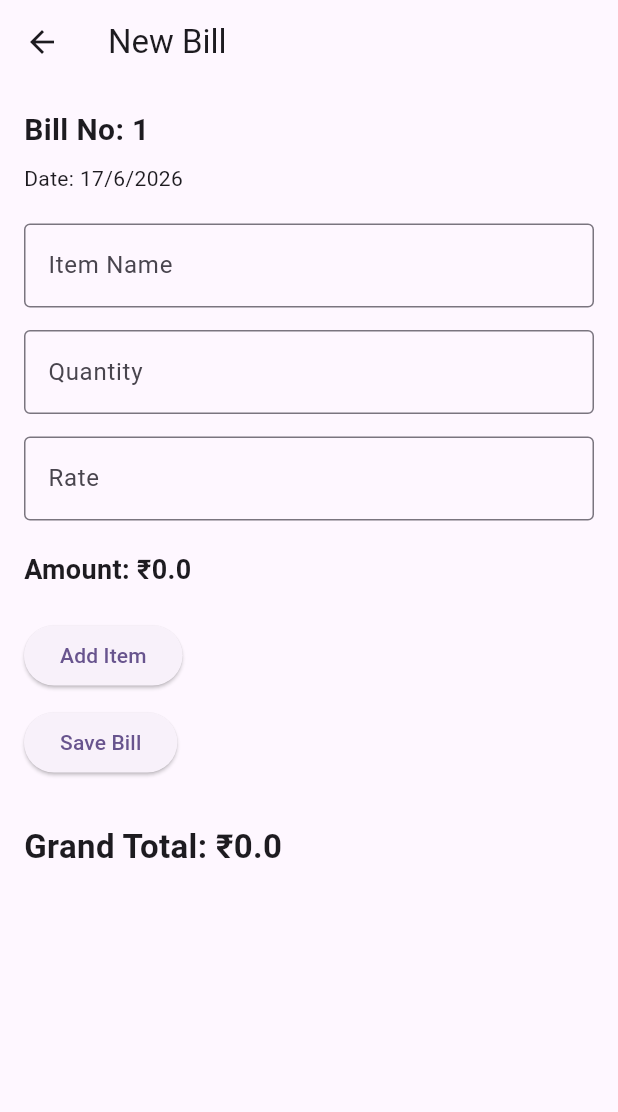
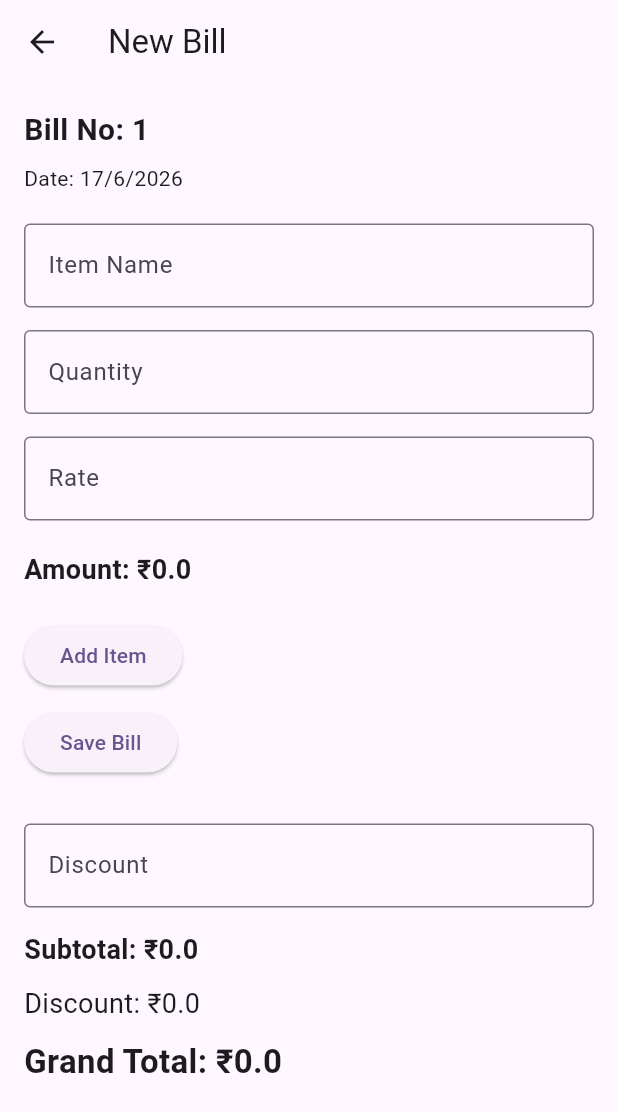
Before and after one commit to sukriti-8/Shopbill, a Flutter app: the screen it shows after launch, after a tap on "New Bill", on a phone screen of 412 x 824 dp. Shown: the top 1112 px of the screen. Run offline on Flutter 3.47's test engine with Material 3 defaults, Android fonts, the phone set to English and light mode, and no system bars.

Commit message:
Added discount support

```diff
--- a/lib/screens/new_bill_screen.dart
+++ b/lib/screens/new_bill_screen.dart
@@ -21,12 +21,14 @@ class _NewBillScreenState extends State<NewBillScreen> {
   int qty = 0;
   double rate = 0;
   double amount = 0;
+  double discount = 0;
 
   List<BillItem> items = [];
 
   final itemController = TextEditingController();
   final qtyController = TextEditingController();
   final rateController = TextEditingController();
+  final discountController = TextEditingController();
 
   double getGrandTotal() {
     double total = 0;
@@ -37,6 +39,9 @@ class _NewBillScreenState extends State<NewBillScreen> {
 
     return total;
   }
+  double getFinalTotal() {
+    return getGrandTotal() - discount;
+}
 
   @override
   Widget build(BuildContext context) {
@@ -159,8 +164,8 @@ class _NewBillScreenState extends State<NewBillScreen> {
                         billNo: widget.savedBills.length + 1,
                         date: DateTime.now(),
                         items: List.from(items),
-                        discount: 0,
-                        grandTotal: getGrandTotal(),
+                        discount: discount,
+                        grandTotal: getFinalTotal(),
                       ),
                     );
 
@@ -172,10 +177,12 @@ class _NewBillScreenState extends State<NewBillScreen> {
                     qty = 0;
                     rate = 0;
                     amount = 0;
+                    discount = 0;
 
                     itemController.clear();
                     qtyController.clear();
                     rateController.clear();
+                    discountController.clear();
                   });
                 },
                 child: const Text('Save Bill'),
@@ -214,9 +221,42 @@ class _NewBillScreenState extends State<NewBillScreen> {
               ),
 
               const SizedBox(height: 10),
+              TextField(
+                controller: discountController,
+                keyboardType: TextInputType.number,
+                decoration: const InputDecoration(
+                    labelText: 'Discount',
+                    border: OutlineInputBorder(),
+                 ),
+                 onChanged: (value) {
+                    setState(() {
+                        discount = double.tryParse(value) ?? 0;
+                     });
+                 },
+                ),
 
+                const SizedBox(height: 15),
+
+                Text(
+                    'Subtotal: ₹${getGrandTotal()}',
+                     style: const TextStyle(
+                        fontSize: 18,
+                        fontWeight: FontWeight.bold,
+                     ),
+                ),
+
+                const SizedBox(height: 10),
+
+                Text(
+                    'Discount: ₹$discount',
+                    style: const TextStyle(
+                     fontSize: 18,
+                    ),
+                ),
+
+              const SizedBox(height: 10),
               Text(
-                'Grand Total: ₹${getGrandTotal()}',
+                'Grand Total: ₹${getFinalTotal()}',
                 style: const TextStyle(
                   fontSize: 22,
                   fontWeight: FontWeight.bold,
```
Also changed, not shown: lib/screens/bill_details_screen.dart (+22 -3 lines).
